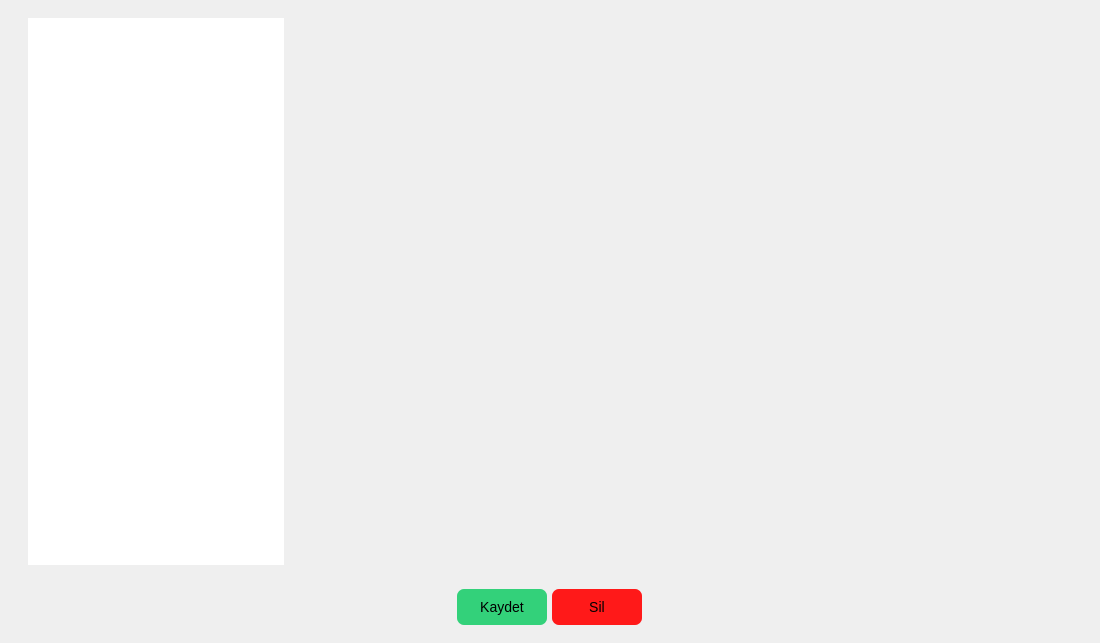
Above: Forms/sonuc_dialog.ui from yoseidonn/Kelebek-App before the change. Below: the same form after it.
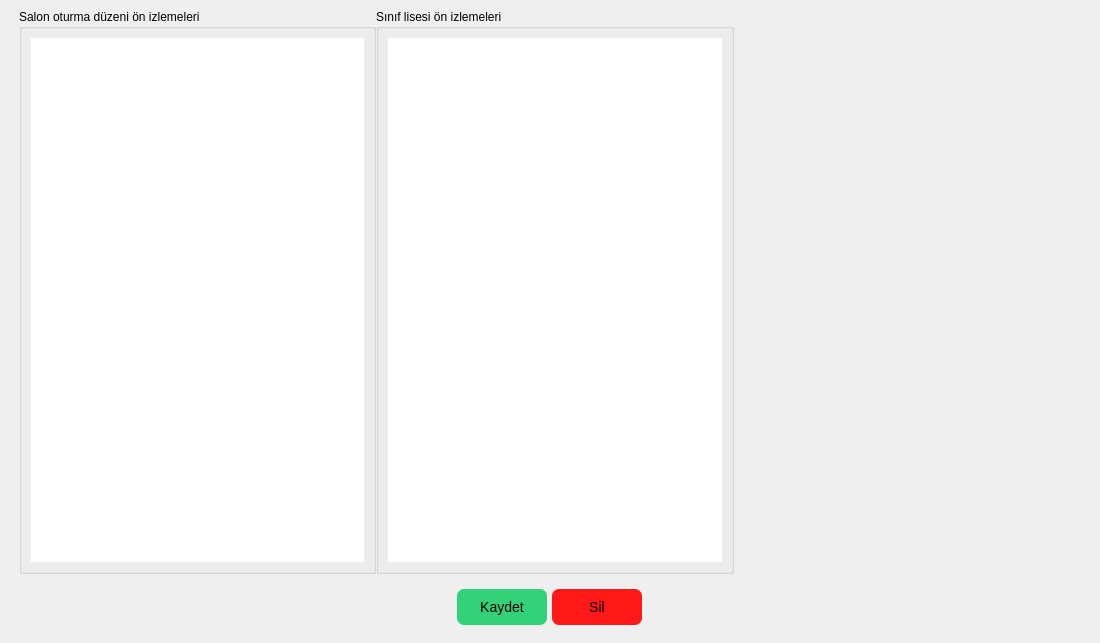
That is the form after the change.

What changed in the file:
```diff
--- a/Forms/sonuc_dialog.ui
+++ b/Forms/sonuc_dialog.ui
@@ -73,8 +73,23 @@
          <property name="bottomMargin">
           <number>0</number>
          </property>
-         <item alignment="Qt::AlignLeft">
-          <widget class="QFrame" name="verticalFrame">
+         <item>
+          <widget class="QGroupBox" name="classroomGroupBox">
+           <property name="title">
+            <string>Salon oturma düzeni ön izlemeleri</string>
+           </property>
+           <layout class="QVBoxLayout" name="verticalLayout_9">
+            <item>
+             <widget class="QListWidget" name="classroomList"/>
+            </item>
+           </layout>
+          </widget>
+         </item>
+         <item>
+          <widget class="QGroupBox" name="gradeGroupBox">
+           <property name="title">
+            <string>Sınıf lisesi ön izlemeleri</string>
+           </property>
            <layout class="QVBoxLayout" name="verticalLayout_7">
             <item>
              <widget class="QListWidget" name="filesList"/>
@@ -83,7 +98,7 @@
           </widget>
          </item>
          <item>
-          <widget class="QFrame" name="verticalFrame">
+          <widget class="QFrame" name="previewFrame_2">
            <property name="sizePolicy">
             <sizepolicy hsizetype="Expanding" vsizetype="Preferred">
              <horstretch>0</horstretch>
```
Left out of the diff: 2 changed lines with no effect on the pictures.
